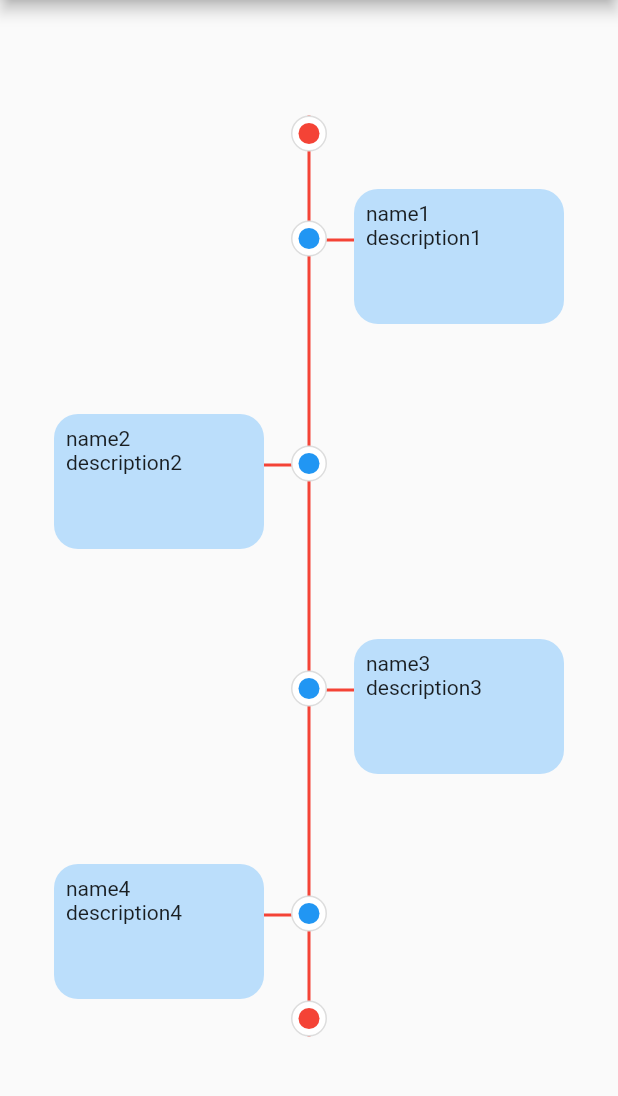
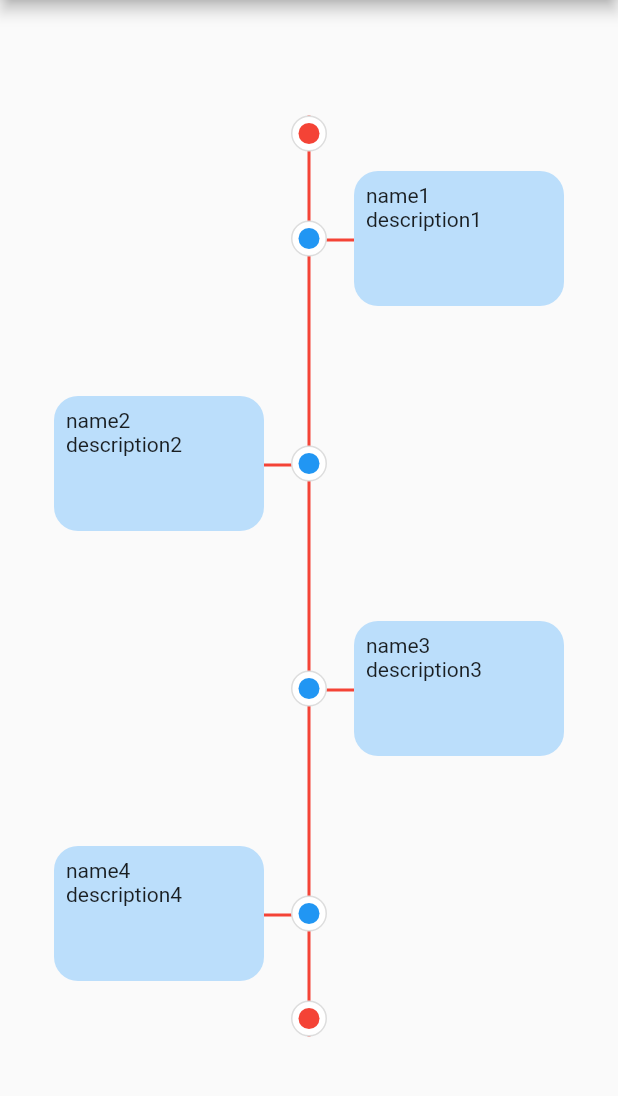
Before and after one commit to ilusi0n/JourneyPath, a Flutter app: the screen it shows after launch, on a phone screen of 412 x 824 dp, the part 84-1180 px from its top. Run offline on Flutter 3.47's test engine with Material 2 defaults, Android fonts, the phone set to English and light mode, and no system bars.

Commit message:
fix problem with information card

```diff
--- a/lib/journey_path.dart
+++ b/lib/journey_path.dart
@@ -125,9 +125,7 @@ class JourneyPath extends StatelessWidget {
             ? screenHalfWidth -
                 (info.width + listConnectedLine.elementAt(index).size)
             : screenHalfWidth + listConnectedLine.elementAt(index).size,
-        top: listConnectedLine.elementAt(index).top +
-            (connectedDotSize / 2) -
-            (info.height / 2),
+        top: listConnectedLine.elementAt(index).top - (info.height / 2),
         child: Container(
           decoration: BoxDecoration(
             color: Colors.blue[100],
```
